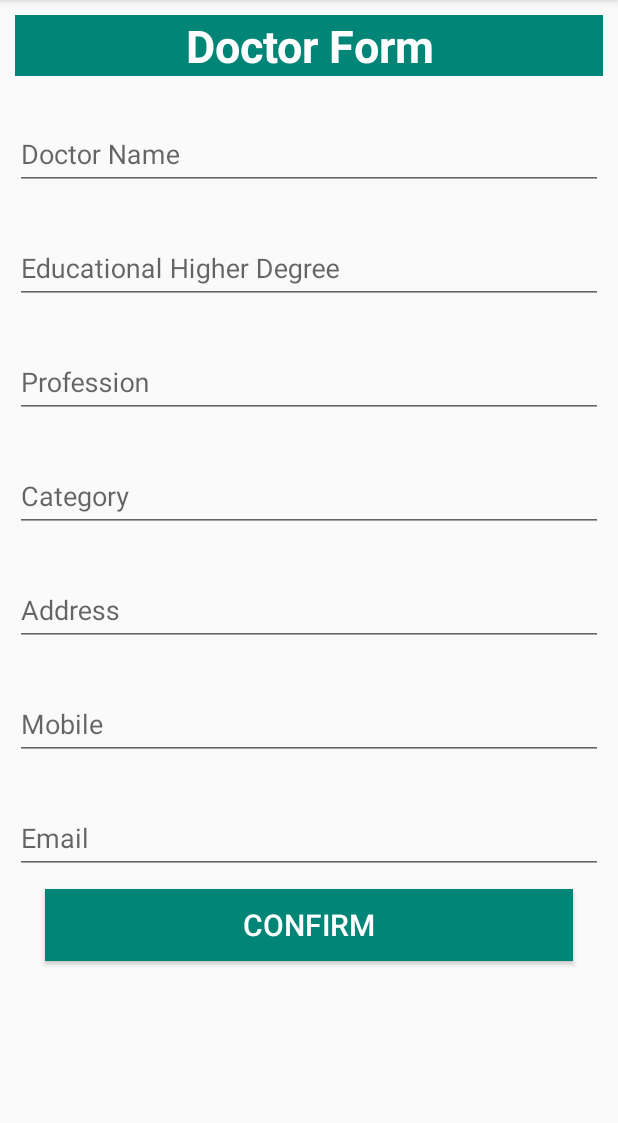
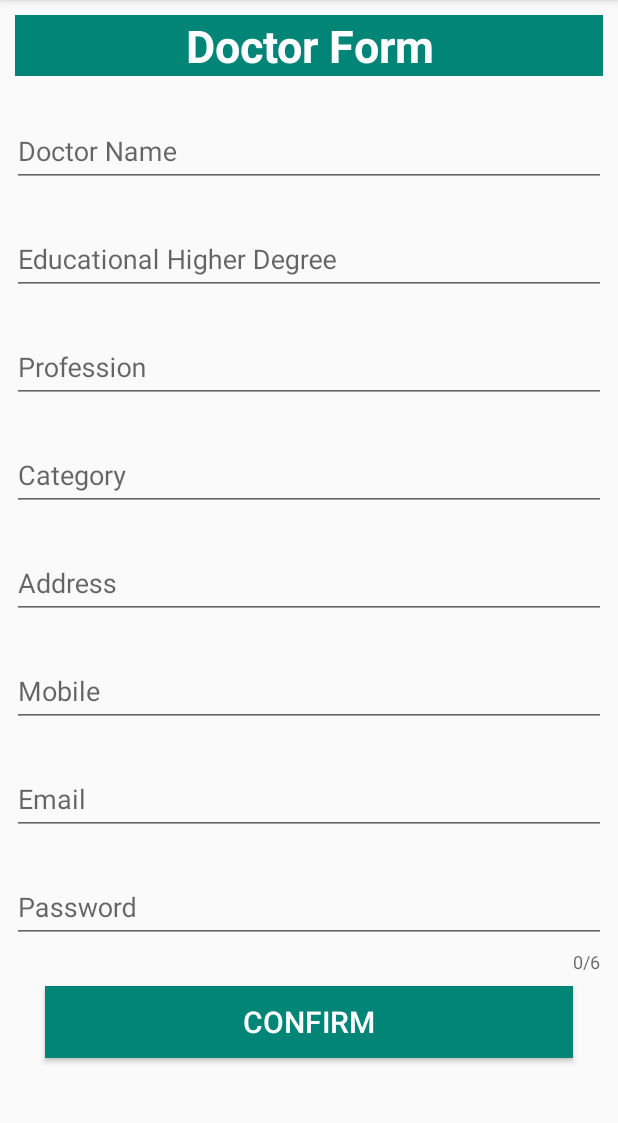
Before and after one commit to msrsiddik/HospitalManagement, an Android app: the fragment AddDoctorFormFragment placed in its activity, on a phone screen of 412 x 824 dp, the part 84-1207 px from its top. Run offline under Robolectric (Android 15) with nearby library versions, the phone set to English and light mode, and no system bars.

Commit message:
Login update

```diff
--- a/app/src/main/java/com/zerone/hospitalmanagement/AddDoctorFormFragment.java
+++ b/app/src/main/java/com/zerone/hospitalmanagement/AddDoctorFormFragment.java
@@ -20,7 +20,8 @@ import com.zerone.hospitalmanagement.Model.DoctorModel;
  * A simple {@link Fragment} subclass.
  */
 public class AddDoctorFormFragment extends Fragment {
-    private TextInputLayout doc_NameInput, doc_eduDegreeInput, doc_professionInput, doc_categoryInput, doc_addressInput, doc_mobileInput, doc_emailInput;
+    private TextInputLayout doc_NameInput, doc_eduDegreeInput, doc_professionInput, doc_categoryInput,
+            doc_addressInput, doc_mobileInput, doc_emailInput, doc_passwordInput;
     private Button doc_confirmBtn;
 
     public AddDoctorFormFragment() {
@@ -46,6 +47,7 @@ public class AddDoctorFormFragment extends Fragment {
         doc_addressInput = view.findViewById(R.id.doc_addressInput);
         doc_mobileInput = view.findViewById(R.id.doc_mobileInput);
         doc_emailInput = view.findViewById(R.id.doc_emailInput);
+        doc_passwordInput = view.findViewById(R.id.doc_passwordInput);
         doc_confirmBtn = view.findViewById(R.id.doc_confirmBtn);
 
         doc_confirmBtn.setOnClickListener(confirmBtnListener);
@@ -63,8 +65,9 @@ public class AddDoctorFormFragment extends Fragment {
             String address = doc_addressInput.getEditText().getText().toString();
             String mobile = doc_mobileInput.getEditText().getText().toString();
             String email = doc_emailInput.getEditText().getText().toString();
+            String pass = doc_passwordInput.getEditText().getText().toString();
 
-            final DoctorModel doctorModel = new DoctorModel(name,edu,pro,cate,address,mobile,email);
+            final DoctorModel doctorModel = new DoctorModel(name,edu,pro,cate,address,mobile,email,pass);
 
             DoctorDataSource dataSource = new DoctorDataSource(getContext());
             long inserRow = dataSource.insertNewDoctor(doctorModel);
--- a/app/src/main/java/com/zerone/hospitalmanagement/Database/HospitalDBHelper.java
+++ b/app/src/main/java/com/zerone/hospitalmanagement/Database/HospitalDBHelper.java
@@ -20,6 +20,7 @@ public class HospitalDBHelper extends SQLiteOpenHelper {
     public static final String TABLE_DOCTOR_COL_ADDRESS = "doctor_address";
     public static final String TABLE_DOCTOR_COL_MOBILE = "doctor_mobile";
     public static final String TABLE_DOCTOR_COL_EMAIL = "doctor_email";
+    public static final String TABLE_DOCTOR_COL_PASS = "doctor_password";
 
     //Doctor Table Create Query
     public static final String CREATE_TABLE_DOCTOR = "create table "+TABLE_DOCTOR+"("+
@@ -30,7 +31,8 @@ public class HospitalDBHelper extends SQLiteOpenHelper {
             TABLE_DOCTOR_COL_CATEGORY+" text, "+
             TABLE_DOCTOR_COL_ADDRESS+" text, "+
             TABLE_DOCTOR_COL_MOBILE+" text, "+
-            TABLE_DOCTOR_COL_EMAIL+" text)";
+            TABLE_DOCTOR_COL_EMAIL+" text, "+
+            TABLE_DOCTOR_COL_PASS+" text)";
 
     public HospitalDBHelper(@Nullable Context context) {
         super(context, DB_NAME, null, DB_VERSION);
--- a/app/src/main/java/com/zerone/hospitalmanagement/MainActivity.java
+++ b/app/src/main/java/com/zerone/hospitalmanagement/MainActivity.java
@@ -25,8 +25,9 @@ public class MainActivity extends AppCompatActivity implements FragmentControlle
         String[] prof = getResources().getStringArray(R.array.doctor_prof);
         String[] cate = getResources().getStringArray(R.array.doctor_category);
         String[] addr = getResources().getStringArray(R.array.doctor_address);
+        String[] pass = getResources().getStringArray(R.array.doctor_password);
         for (int i = 0; i < name.length ; i++) {
-            doctorDataSource.insertNewDoctor(new DoctorModel(name[i],edu[i],prof[i],cate[i],addr[i],null,null));
+            doctorDataSource.insertNewDoctor(new DoctorModel(name[i],edu[i],prof[i],cate[i],addr[i],null,null,pass[i]));
         }
 
     }
--- a/app/src/main/java/com/zerone/hospitalmanagement/Model/DoctorModel.java
+++ b/app/src/main/java/com/zerone/hospitalmanagement/Model/DoctorModel.java
@@ -2,9 +2,10 @@ package com.zerone.hospitalmanagement.Model;
 
 public class DoctorModel {
     private int id;
-    private String doctorName, doctorEducation, doctorProfession, doctorCategory, doctorAddress, doctorMobile, doctorEmail;
+    private String doctorName, doctorEducation, doctorProfession, doctorCategory,
+            doctorAddress, doctorMobile, doctorEmail, doctorPassword;
 
-    public DoctorModel(int id, String doctorName, String doctorEducation, String doctorProfession, String doctorCategory, String doctorAddress, String doctorMobile, String doctorEmail) {
+    public DoctorModel(int id, String doctorName, String doctorEducation, String doctorProfession, String doctorCategory, String doctorAddress, String doctorMobile, String doctorEmail, String doctorPassword) {
         this.id = id;
         this.doctorName = doctorName;
         this.doctorEducation = doctorEducation;
@@ -13,9 +14,10 @@ public class DoctorModel {
         this.doctorAddress = doctorAddress;
         this.doctorMobile = doctorMobile;
         this.doctorEmail = doctorEmail;
+        this.doctorPassword = doctorPassword;
     }
 
-    public DoctorModel(String doctorName, String doctorEducation, String doctorProfession, String doctorCategory, String doctorAddress, String doctorMobile, String doctorEmail) {
+    public DoctorModel(String doctorName, String doctorEducation, String doctorProfession, String doctorCategory, String doctorAddress, String doctorMobile, String doctorEmail, String doctorPassword) {
         this.doctorName = doctorName;
         this.doctorEducation = doctorEducation;
         this.doctorProfession = doctorProfession;
@@ -23,6 +25,7 @@ public class DoctorModel {
         this.doctorAddress = doctorAddress;
         this.doctorMobile = doctorMobile;
         this.doctorEmail = doctorEmail;
+        this.doctorPassword = doctorPassword;
     }
 
     public int getId() {
@@ -56,4 +59,8 @@ public class DoctorModel {
     public String getDoctorEmail() {
         return doctorEmail;
     }
+
+    public String getDoctorPassword() {
+        return doctorPassword;
+    }
 }
--- a/app/src/main/res/layout/fragment_add_doctor_form.xml
+++ b/app/src/main/res/layout/fragment_add_doctor_form.xml
@@ -3,6 +3,7 @@
     xmlns:tools="http://schemas.android.com/tools"
     android:layout_width="match_parent"
     android:layout_height="match_parent"
+    xmlns:app="http://schemas.android.com/apk/res-auto"
     android:orientation="vertical"
     tools:context=".AddDoctorFormFragment">
 
@@ -21,7 +22,7 @@
         android:id="@+id/doc_NameInput"
         android:layout_width="match_parent"
         android:layout_height="wrap_content"
-        android:layout_margin="10dp">
+        android:layout_margin="8dp">
         <android.support.design.widget.TextInputEditText
             android:layout_width="match_parent"
             android:layout_height="wrap_content"
@@ -33,7 +34,7 @@
         android:id="@+id/doc_eduDegreeInput"
         android:layout_width="match_parent"
         android:layout_height="wrap_content"
-        android:layout_margin="10dp">
+        android:layout_margin="8dp">
         <android.support.design.widget.TextInputEditText
             android:layout_width="match_parent"
             android:layout_height="wrap_content"
@@ -45,7 +46,7 @@
         android:id="@+id/doc_professionInput"
         android:layout_width="match_parent"
         android:layout_height="wrap_content"
-        android:layout_margin="10dp">
+        android:layout_margin="8dp">
         <android.support.design.widget.TextInputEditText
             android:layout_width="match_parent"
             android:layout_height="wrap_content"
@@ -57,7 +58,7 @@
         android:id="@+id/doc_categoryInput"
         android:layout_width="match_parent"
         android:layout_height="wrap_content"
-        android:layout_margin="10dp">
+        android:layout_margin="8dp">
         <android.support.design.widget.TextInputEditText
             android:layout_width="match_parent"
             android:layout_height="wrap_content"
@@ -69,7 +70,7 @@
         android:id="@+id/doc_addressInput"
         android:layout_width="match_parent"
         android:layout_height="wrap_content"
-        android:layout_margin="10dp">
+        android:layout_margin="8dp">
         <android.support.design.widget.TextInputEditText
             android:layout_width="match_parent"
             android:layout_height="wrap_content"
@@ -81,7 +82,7 @@
         android:id="@+id/doc_mobileInput"
         android:layout_width="match_parent"
         android:layout_height="wrap_content"
-        android:layout_margin="10dp">
+        android:layout_margin="8dp">
         <android.support.design.widget.TextInputEditText
             android:layout_width="match_parent"
             android:layout_height="wrap_content"
@@ -93,12 +94,27 @@
         android:id="@+id/doc_emailInput"
         android:layout_width="match_parent"
         android:layout_height="wrap_content"
-        android:layout_margin="10dp">
+        android:layout_margin="8dp">
         <android.support.design.widget.TextInputEditText
             android:layout_width="match_parent"
             android:layout_height="wrap_content"
             android:hint="Email"
             android:inputType="textEmailAddress"/>
+    </android.support.design.widget.TextInputLayout>
+
+    <android.support.design.widget.TextInputLayout
+        android:id="@+id/doc_passwordInput"
+        android:layout_width="match_parent"
+        android:layout_height="wrap_content"
+        android:layout_margin="8dp"
+        app:counterEnabled="true"
+        app:counterMaxLength="6">
+        <android.support.design.widget.TextInputEditText
+            android:layout_width="match_parent"
+            android:layout_height="wrap_content"
+            android:hint="Password"
+            android:inputType="textPassword"
+            android:maxLength="6"/>
     </android.support.design.widget.TextInputLayout>
 
     <Button
--- a/app/src/main/res/layout/fragment_login.xml
+++ b/app/src/main/res/layout/fragment_login.xml
@@ -45,7 +45,7 @@
             <android.support.design.widget.TextInputEditText
                 android:layout_width="match_parent"
                 android:layout_height="wrap_content"
-                android:hint="Username / Mobile"
+                android:hint="Username / Email"
                 android:inputType="text"
                 android:maxLength="11"/>
 
--- a/app/src/main/res/values/strings.xml
+++ b/app/src/main/res/values/strings.xml
@@ -51,4 +51,13 @@
         <item>Shyamoli</item>
     </string-array>
 
+    <string-array name="doctor_password">
+        <item>111111</item>
+        <item>222222</item>
+        <item>333333</item>
+        <item>444444</item>
+        <item>555555</item>
+        <item>666666</item>
+    </string-array>
+
 </resources>
```
Also changed, not shown: app/src/main/java/com/zerone/hospitalmanagement/Database/DoctorDataSource.java (+27 -2 lines), app/src/main/java/com/zerone/hospitalmanagement/LoginFragment.java (+27 -5 lines), app/src/main/java/com/zerone/hospitalmanagement/Model/DoctorUserModel.java (added, +24 -0 lines).
